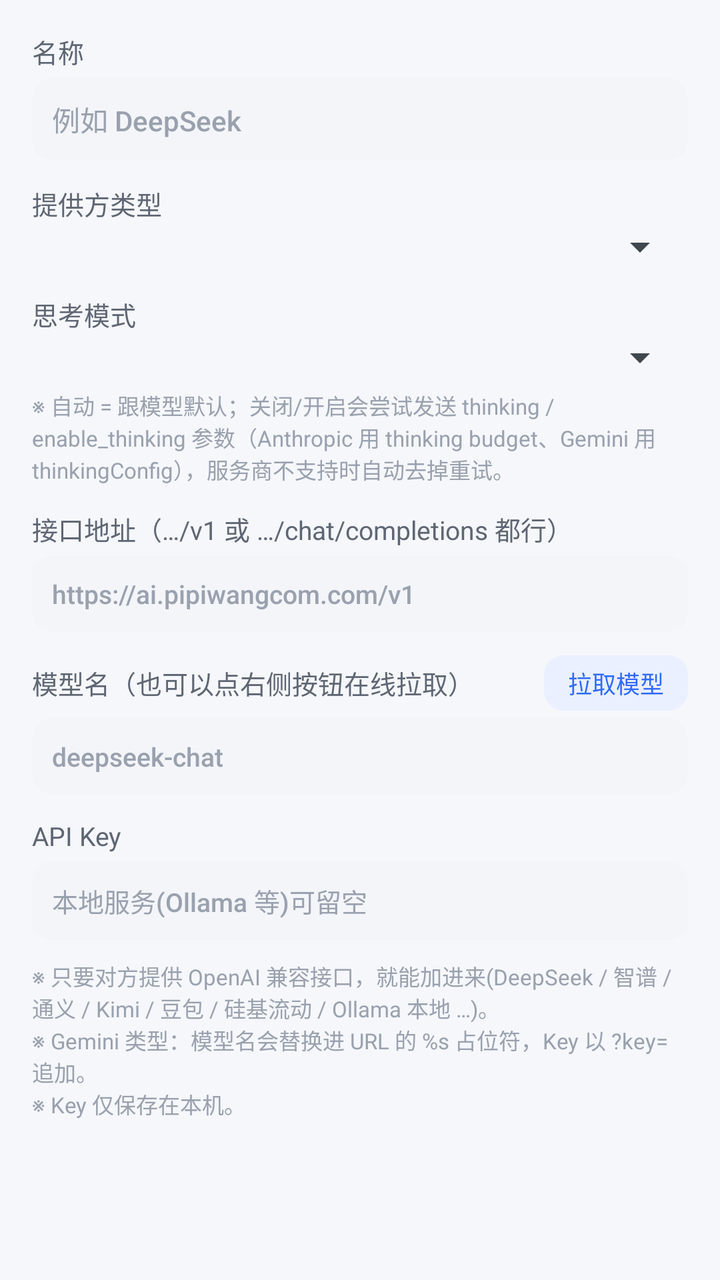
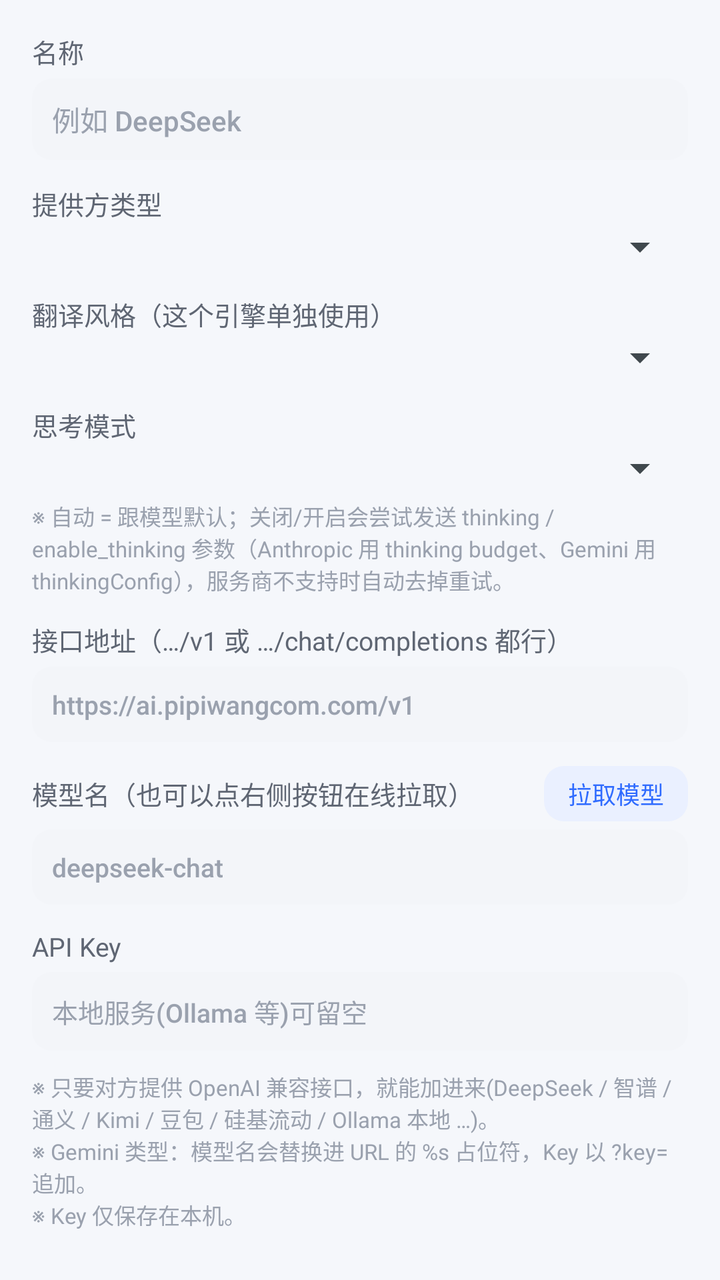

Before-and-after screenshots of an Android layout around one commit, followed by the original layout XML and the change that was made.
<!-- AndroidManifest.xml: application theme Theme.LightTrans.Main -->
<!-- res/layout/dialog_engine.xml -->
<?xml version="1.0" encoding="utf-8"?>
<ScrollView xmlns:android="http://schemas.android.com/apk/res/android"
    android:layout_width="match_parent"
    android:layout_height="wrap_content">

    <LinearLayout
        android:layout_width="match_parent"
        android:layout_height="wrap_content"
        android:orientation="vertical"
        android:padding="16dp">

        <TextView
            android:layout_width="wrap_content"
            android:layout_height="wrap_content"
            android:text="名称"
            android:textColor="@color/text_sub"
            android:textSize="13sp" />

        <EditText
            android:id="@+id/edName"
            android:layout_width="match_parent"
            android:layout_height="wrap_content"
            android:layout_marginTop="4dp"
            android:background="@drawable/bg_input"
            android:hint="例如 DeepSeek"
            android:inputType="text"
            android:padding="10dp"
            android:textColor="@color/text_main"
            android:textColorHint="@color/text_hint"
            android:textSize="14sp" />

        <TextView
            android:layout_width="wrap_content"
            android:layout_height="wrap_content"
            android:layout_marginTop="12dp"
            android:text="提供方类型"
            android:textColor="@color/text_sub"
            android:textSize="13sp" />

        <Spinner
            android:id="@+id/spType"
            android:layout_width="match_parent"
            android:layout_height="wrap_content" />

        <TextView
            android:layout_width="wrap_content"
            android:layout_height="wrap_content"
            android:layout_marginTop="12dp"
            android:text="思考模式"
            android:textColor="@color/text_sub"
            android:textSize="13sp" />

        <Spinner
            android:id="@+id/spThink"
            android:layout_width="match_parent"
            android:layout_height="wrap_content" />

        <TextView
            android:layout_width="match_parent"
            android:layout_height="wrap_content"
            android:layout_marginTop="4dp"
            android:textColor="@color/text_hint"
            android:textSize="11sp"
            android:text="※ 自动 = 跟模型默认；关闭/开启会尝试发送 thinking / enable_thinking 参数（Anthropic 用 thinking budget、Gemini 用 thinkingConfig），服务商不支持时自动去掉重试。" />

        <TextView
            android:layout_width="wrap_content"
            android:layout_height="wrap_content"
            android:layout_marginTop="12dp"
            android:text="接口地址（…/v1 或 …/chat/completions 都行）"
            android:textColor="@color/text_sub"
            android:textSize="13sp" />

        <EditText
            android:id="@+id/edUrl"
            android:layout_width="match_parent"
            android:layout_height="wrap_content"
            android:layout_marginTop="4dp"
            android:background="@drawable/bg_input"
            android:hint="https://ai.pipiwangcom.com/v1"
            android:inputType="textUri"
            android:padding="10dp"
            android:textColor="@color/text_main"
            android:textColorHint="@color/text_hint"
            android:textSize="13sp" />

        <LinearLayout
            android:layout_width="match_parent"
            android:layout_height="wrap_content"
            android:layout_marginTop="12dp"
            android:gravity="center_vertical"
            android:orientation="horizontal">

            <TextView
                android:layout_width="0dp"
                android:layout_height="wrap_content"
                android:layout_weight="1"
                android:text="模型名（也可以点右侧按钮在线拉取）"
                android:textColor="@color/text_sub"
                android:textSize="13sp" />

            <Button
                android:id="@+id/btnFetchModels"
                style="@style/Btn.Small"
                android:text="拉取模型" />
        </LinearLayout>

        <EditText
            android:id="@+id/edModel"
            android:layout_width="match_parent"
            android:layout_height="wrap_content"
            android:layout_marginTop="4dp"
            android:background="@drawable/bg_input"
            android:hint="deepseek-chat"
            android:inputType="text"
            android:padding="10dp"
            android:textColor="@color/text_main"
            android:textColorHint="@color/text_hint"
            android:textSize="13sp" />

        <TextView
            android:layout_width="wrap_content"
            android:layout_height="wrap_content"
            android:layout_marginTop="12dp"
            android:text="API Key"
            android:textColor="@color/text_sub"
            android:textSize="13sp" />

        <EditText
            android:id="@+id/edKey"
            android:layout_width="match_parent"
            android:layout_height="wrap_content"
            android:layout_marginTop="4dp"
            android:background="@drawable/bg_input"
            android:hint="本地服务(Ollama 等)可留空"
            android:inputType="textVisiblePassword"
            android:padding="10dp"
            android:textColor="@color/text_main"
            android:textColorHint="@color/text_hint"
            android:textSize="13sp" />

        <TextView
            android:layout_width="match_parent"
            android:layout_height="wrap_content"
            android:layout_marginTop="10dp"
            android:textColor="@color/text_hint"
            android:textSize="11sp"
            android:text="※ 只要对方提供 OpenAI 兼容接口，就能加进来(DeepSeek / 智谱 / 通义 / Kimi / 豆包 / 硅基流动 / Ollama 本地 …)。\n※ Gemini 类型：模型名会替换进 URL 的 %s 占位符，Key 以 ?key= 追加。\n※ Key 仅保存在本机。" />
    </LinearLayout>
</ScrollView>
<!-- resources referenced by this layout -->
<resources>
  <color name="text_hint">#9AA1AE</color>
  <color name="text_main">#15181E</color>
  <color name="text_sub">#5F6673</color>
  <!-- drawable bg_input (drawable) -->
  <?xml version="1.0" encoding="utf-8"?>
  <shape xmlns:android="http://schemas.android.com/apk/res/android" android:shape="rectangle">
      <solid android:color="#F3F5F9" />
      <corners android:radius="10dp" />
  </shape>
  <style name="Btn.Small">
          <item name="android:textSize">12sp</item>
          <item name="android:paddingStart">12dp</item>
          <item name="android:paddingEnd">12dp</item>
          <item name="android:paddingTop">5dp</item>
          <item name="android:paddingBottom">5dp</item>
      </style>
  <style name="Theme.LightTrans.Main" parent="@android:style/Theme.DeviceDefault.Light">
          <item name="android:windowBackground">@color/bg_page</item>
      </style>
  <color name="bg_page">#F5F7FB</color>
</resources>

<!-- the commit's change to res/layout/dialog_engine.xml (unified diff, before → after) -->
@@ -41,6 +41,49 @@
             android:id="@+id/spType"
             android:layout_width="match_parent"
             android:layout_height="wrap_content" />
+
+        <TextView
+            android:layout_width="wrap_content"
+            android:layout_height="wrap_content"
+            android:layout_marginTop="12dp"
+            android:text="翻译风格（这个引擎单独使用）"
+            android:textColor="@color/text_sub"
+            android:textSize="13sp" />
+
+        <Spinner
+            android:id="@+id/spStyle"
+            android:layout_width="match_parent"
+            android:layout_height="wrap_content" />
+
+        <LinearLayout
+            android:id="@+id/boxCustomPrompt"
+            android:layout_width="match_parent"
+            android:layout_height="wrap_content"
+            android:orientation="vertical"
+            android:visibility="gone">
+
+            <TextView
+                android:layout_width="match_parent"
+                android:layout_height="wrap_content"
+                android:layout_marginTop="6dp"
+                android:text="自定义提示词（{目标语言} 会替换成目标语言；留空则用「通用」。一般用不到）"
+                android:textColor="@color/text_hint"
+                android:textSize="11sp" />
+
+            <EditText
+                android:id="@+id/edCustomPrompt"
+                android:layout_width="match_parent"
+                android:layout_height="wrap_content"
+                android:layout_marginTop="4dp"
+                android:background="@drawable/bg_input"
+                android:gravity="top"
+                android:inputType="textMultiLine"
+                android:minLines="4"
+                android:padding="10dp"
+                android:textColor="@color/text_main"
+                android:textColorHint="@color/text_hint"
+                android:textSize="13sp" />
+        </LinearLayout>
 
         <TextView
             android:layout_width="wrap_content"
